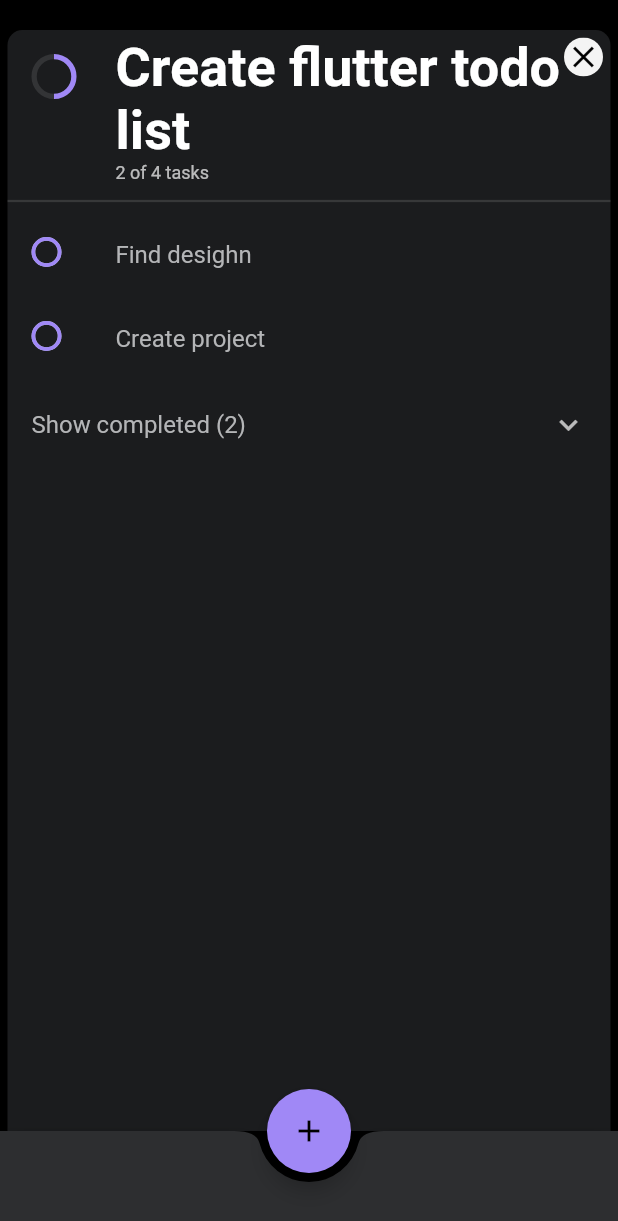
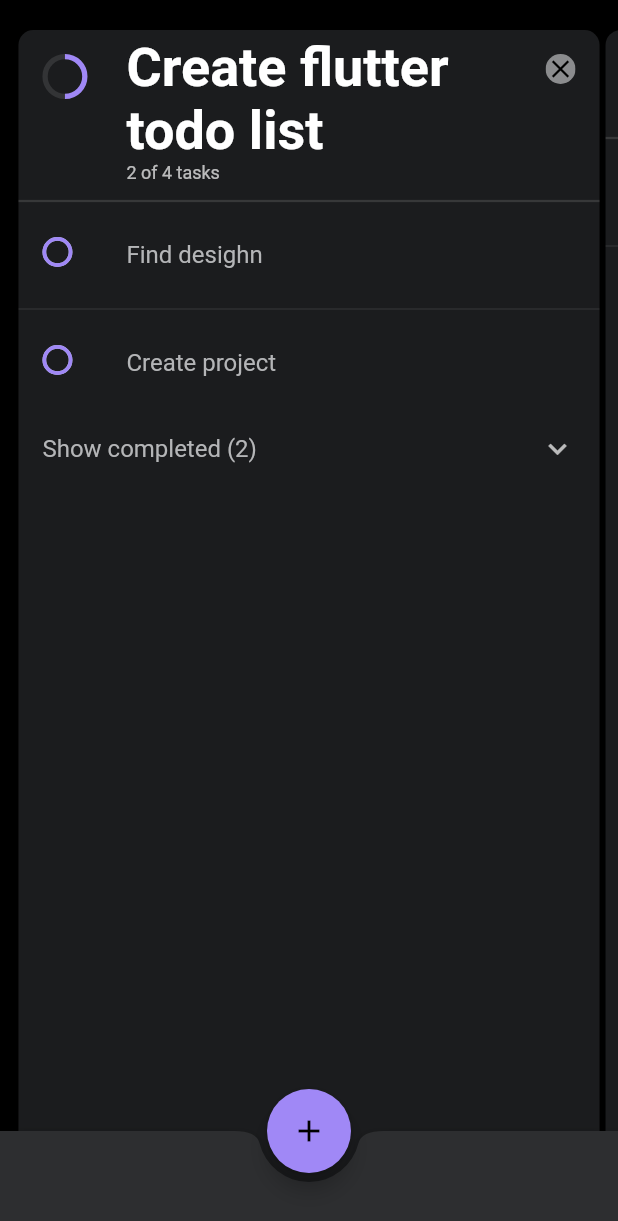
Before and after one commit to Bygaga63/todo-bygaga-flutter, a Flutter app: the TodosScrollPage screen opened by its route, on a phone screen of 412 x 824 dp. Shown: the top 1221 px of the screen. Run offline on Flutter 3.47's test engine with Material 2 defaults, Android fonts, the phone set to English and light mode, and no system bars; drawn by our look-alikes of percent_indicator; our stand-ins replace bloc, dartz, equatable, flutter_bloc, get_it; missing offline and left inert: flutter_statusbarcolor; network calls fail.

Commit message:
add pagecontroller add failures change color after change page

```diff
--- a/lib/todo/domain/entities/task.dart
+++ b/lib/todo/domain/entities/task.dart
@@ -12,5 +12,13 @@ class Task extends Equatable {
       @required this.isComplete});
 
   @override
-  List<Object> get props => [description, isComplete];
+  List<Object> get props => [id, description, isComplete];
+
+  Task copyWith({String id, String description, bool isComplete}) {
+    return Task(
+      id: id ?? this.id,
+      description: description ?? this.description,
+      isComplete: isComplete ?? this.isComplete,
+    );
+  }
 }
--- a/lib/todo/domain/entities/todo.dart
+++ b/lib/todo/domain/entities/todo.dart
@@ -6,8 +6,18 @@ class Todo extends Equatable {
   final String title;
   final List<Task> tasks;
   final int color;
-  Todo({this.id, this.title, this.tasks, this.color});
+
+  Todo({this.title, this.id, this.tasks = const [], this.color = 0xFFA088F6});
 
   @override
-  List<Object> get props => [];
+  List<Object> get props => [title, id, tasks, color];
+
+  Todo copyWith({String id, String title, List<Task> tasks, int color}) {
+    return Todo(
+      title: title ?? this.title,
+      color: color ?? this.color,
+      tasks: tasks ?? this.tasks,
+      id: id ?? this.id,
+    );
+  }
 }
--- a/lib/todo/domain/exceptions/todo_failures.dart
+++ b/lib/todo/domain/exceptions/todo_failures.dart
@@ -3,3 +3,7 @@ import 'package:todo_bygaga/core/error/failures.dart';
 class TodoFailure extends Failure {
   TodoFailure.message(String text) : super.message(text);
 }
+
+class TodoNotFoundFailure extends TodoFailure {
+  TodoNotFoundFailure() : super.message('Todo not found');
+}
--- a/lib/todo/presentation/pages/todo_scroll.dart
+++ b/lib/todo/presentation/pages/todo_scroll.dart
@@ -1,22 +1,51 @@
 import 'package:flutter/cupertino.dart';
 import 'package:flutter/material.dart';
 import 'package:flutter_bloc/flutter_bloc.dart';
+import 'package:flutter_statusbarcolor/flutter_statusbarcolor.dart';
 import 'package:todo_bygaga/core/styles/colors.dart';
 import 'package:todo_bygaga/todo/domain/entities/todo.dart';
 import 'package:todo_bygaga/todo/presentation/manager/bloc.dart';
 import 'package:todo_bygaga/todo/presentation/widgets/add_edit_task.dart';
 import 'package:todo_bygaga/todo/presentation/widgets/task_list.dart';
 
-class TodosScrollPage extends StatelessWidget {
-  Widget _todosContent(List<Todo> todoList) => PageView.builder(
-        itemCount: todoList.length,
-        itemBuilder: (BuildContext context, int index) {
-          final todo = todoList[index];
-          return SafeArea(
-            child: Padding(
+class TodosScrollPage extends StatefulWidget {
+  @override
+  _TodosScrollPageState createState() => _TodosScrollPageState();
+}
+
+class _TodosScrollPageState extends State<TodosScrollPage> {
+  PageController _pageController;
+  int _pageIndex = 0;
+  @override
+  void initState() {
+    FlutterStatusbarcolor.setStatusBarColor(AppColors.todoListBackgroundColor);
+    _pageController =
+        PageController(viewportFraction: 0.95, initialPage: _pageIndex);
+  }
+
+  @override
+  void dispose() {
+    _pageController.dispose();
+    super.dispose();
+  }
+
+  Widget _todosComponent(List<Todo> todoList) => SafeArea(
+        bottom: false,
+        child: PageView.builder(
+          onPageChanged: (int newIndex) =>
+              setState(() => _pageIndex = newIndex),
+          controller: _pageController,
+          itemCount: todoList.length,
+          itemBuilder: (BuildContext context, int index) {
+            final todo = todoList[index];
+            return Padding(
               padding: const EdgeInsets.only(
-                  left: 5.0, right: 5.0, bottom: 0, top: 20.0),
+                left: 2.0,
+                right: 2.0,
+                top: 20.0,
+              ),
               child: Container(
+//                  height: double.infinity,
                   decoration: BoxDecoration(
                     borderRadius: BorderRadius.only(
                         topRight: Radius.circular(10.0),
@@ -24,9 +53,9 @@ class TodosScrollPage extends StatelessWidget {
                     color: AppColors.todoBackgroundColor,
                   ),
                   child: TaskList(todo: todo)),
-            ),
-          );
-        },
+            );
+          },
+        ),
       );
 
   void _addClick(BuildContext context, Todo todo) {
@@ -47,11 +76,12 @@ class TodosScrollPage extends StatelessWidget {
   @override
   Widget build(BuildContext context) {
     return Scaffold(
+      extendBody: true,
       backgroundColor: AppColors.todoListBackgroundColor,
       body: BlocBuilder<TodosBloc, TodosState>(
         builder: (BuildContext context, TodosState state) {
           if (state is TodosLoaded) {
-            return _todosContent(state.todos);
+            return _todosComponent(state.todos);
           }
 
           return Container();
@@ -62,10 +92,10 @@ class TodosScrollPage extends StatelessWidget {
           if (state is TodosLoaded) {
             return FloatingActionButton(
                 onPressed: () {
-                  _addClick(context, state.todos[0]);
+                  _addClick(context, state.todos[_pageIndex]);
                 },
                 tooltip: 'Add',
-                backgroundColor: Color(state.todos[0].color),
+                backgroundColor: Color(state.todos[_pageIndex].color),
                 child: Icon(
                   Icons.add,
                 ));
--- a/lib/todo/presentation/widgets/task_list.dart
+++ b/lib/todo/presentation/widgets/task_list.dart
@@ -19,27 +19,40 @@ class _TaskListState extends State<TaskList> {
   List<Task> get _completedTasks =>
       widget.todo.tasks.where((task) => task.isComplete).toList();
 
-  List<Task> get _currentTasks =>
+  List<Task> get _activeTasks =>
       widget.todo.tasks.where((task) => !task.isComplete).toList();
 
   double get _completedPercent =>
       _completedTasks.length / widget.todo.tasks.length;
 
-  List<Widget> get _getCompletedComponents => _completedTasks
-      .map((task) => ListTile(
+  List<Widget> get _completedTasksComponent => _completedTasks
+      .map((task) => Column(
+            children: <Widget>[
+              ListTile(
                 title: Text(task.description),
                 leading: Icon(
                   Icons.check_circle,
                   color: Color(widget.todo.color),
                 ),
+              ),
+              Divider(),
+            ],
           ))
       .toList();
 
-  void _onExpansionClick(bool expanding) => setState(() =>
-      _expansionColor = expanding ? widget.todo.color : Color(0xFFB4B5B7));
+  void _onExpansionClick(bool expanding) {
+    setState(() => _expansionColor =
+        expanding ? Color(widget.todo.color) : Color(0xFFB4B5B7));
+  }
 
-  List<Widget> get _getCurrentComponents => _currentTasks
-      .map((task) => ListTile(
+  Widget _activeTasksComponent() => ListView.separated(
+      padding: EdgeInsets.all(0),
+      shrinkWrap: true,
+      itemCount: _activeTasks.length ?? 0,
+      separatorBuilder: (BuildContext context, int index) => Divider(),
+      itemBuilder: (BuildContext context, int index) {
+        final task = _activeTasks[index];
+        return ListTile(
           title: Text(task.description,
               style: TextStyle(
                 color: Color(0xFFB4B5B7),
@@ -51,8 +64,8 @@ class _TaskListState extends State<TaskList> {
             progressColor: Color(widget.todo.color),
           ),
           onTap: () => _updateClick(context, task),
-          ))
-      .toList();
+        );
+      });
 
   void _updateClick(BuildContext context, Task task) {
     showModalBottomSheet(
@@ -74,22 +87,17 @@ class _TaskListState extends State<TaskList> {
         child: InkWell(
           onTap: () => Navigator.of(context).pop(),
           child: Container(
-            padding: EdgeInsets.all(1.0),
-            color: Color(0xFFF4F4F4),
+            color: Color(0xff8B8C8E),
             child: Icon(
               Icons.close,
               color: Colors.black,
+              size: 20.0,
             ),
           ),
         ),
       );
 
-  @override
-  Widget build(BuildContext context) {
-    return Container(
-      child: Stack(
-        children: <Widget>[
-          Column(
+  Widget _todoTitleComponent(context) => Column(
         children: <Widget>[
           ListTile(
             leading: CircularPercentIndicator(
@@ -106,28 +114,28 @@ class _TaskListState extends State<TaskList> {
             ),
             subtitle: Text(
                 '${_completedTasks.length} of ${widget.todo.tasks.length} tasks'),
+            trailing: _closeButton(context),
           ),
           Divider(thickness: 1.5),
-              Column(
-                children: _getCurrentComponents,
-              ),
+        ],
+      );
+
+  @override
+  Widget build(BuildContext context) {
+    return Container(
+        child: Column(
+      children: <Widget>[
+        _todoTitleComponent(context),
+        _activeTasksComponent(),
         ExpansionTile(
           title: Text(
-                  'Show completed (${_currentTasks.length})',
+            'Show completed (${_activeTasks.length})',
             style: TextStyle(color: _expansionColor),
           ),
-                children: _getCompletedComponents,
+          children: _completedTasksComponent,
           onExpansionChanged: _onExpansionClick,
         ),
       ],
-          ),
-          Positioned(
-            child: this._closeButton(context),
-            right: 5.0,
-            top: 5.0,
-          )
-        ],
-      ),
-    );
+    ));
   }
 }
```
Also changed, not shown: lib/todo/data/data_sources/todo_local_data_source.dart (+5 -2 lines), lib/todo/data/models/todo_model.dart (+5 -6 lines), lib/todo/data/repositories/todo_repositoy_impl.dart (+10 -1 lines), lib/todo/domain/exceptions/todo_exceptions.dart (renamed from lib/todo/data/exceptions/todo_exceptions.dart). Lines whose indentation alone changed are shown as unchanged.
